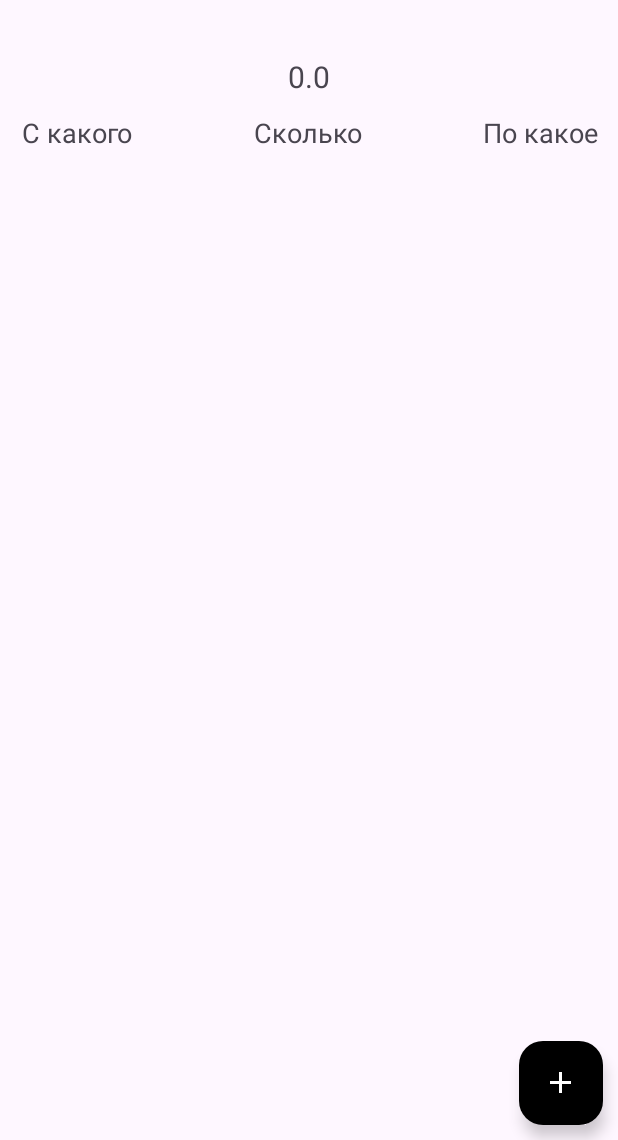
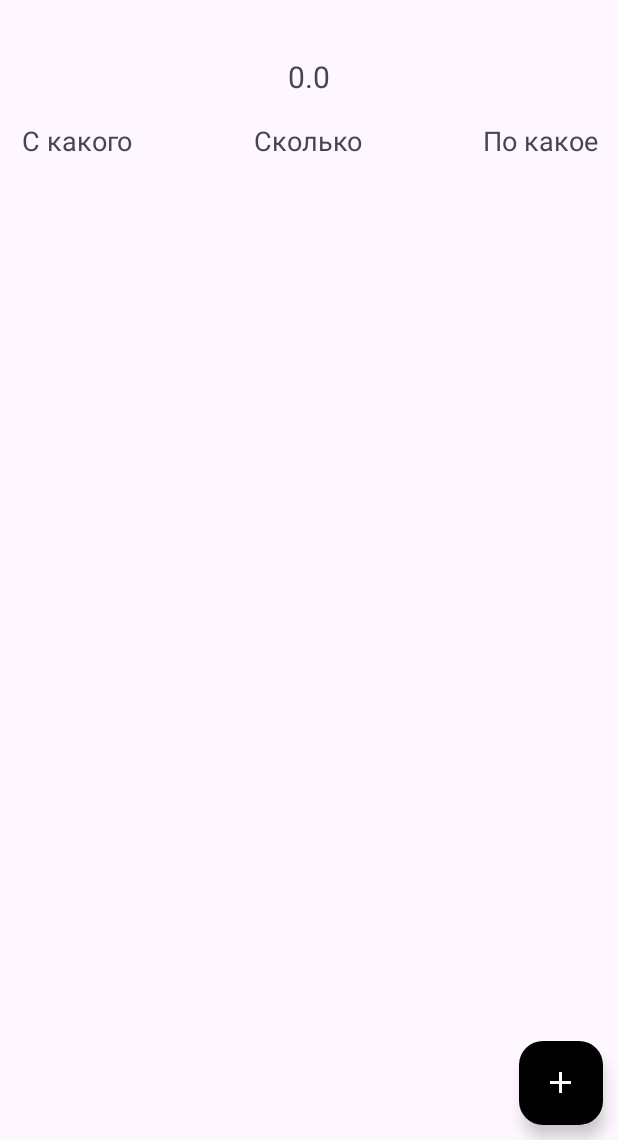
Before and after one commit to myfenix92/MoneyDebtor, an Android app: the DetailActivity screen opened directly, with no data from a screen before it, on a phone screen of 412 x 824 dp, the part 96-1236 px from its top. Run offline under Robolectric (Android 15) with nearby library versions, the phone set to English and light mode, and no system bars; 3 statements that could not run were skipped.

Commit message:
feat: change style MainActivity

```diff
--- a/app/src/main/java/com/hfad/moneydebtor/MainActivity.java
+++ b/app/src/main/java/com/hfad/moneydebtor/MainActivity.java
@@ -5,6 +5,7 @@ import androidx.appcompat.widget.Toolbar;
 import androidx.core.content.ContextCompat;
 import androidx.recyclerview.widget.LinearLayoutManager;
 import androidx.recyclerview.widget.RecyclerView;
+import androidx.recyclerview.widget.StaggeredGridLayoutManager;
 
 import android.content.Intent;
 import android.database.Cursor;
@@ -44,9 +45,11 @@ public class MainActivity extends AppCompatActivity {
             }
         };
         recyclerViewUsers = findViewById(R.id.recycler_users_list);
+        StaggeredGridLayoutManager staggeredGridLayoutManager = new StaggeredGridLayoutManager(
+                2, LinearLayoutManager.VERTICAL);
         LinearLayoutManager linearLayoutManager = new LinearLayoutManager(this,
                 LinearLayoutManager.VERTICAL, false);
-        recyclerViewUsers.setLayoutManager(linearLayoutManager);
+        recyclerViewUsers.setLayoutManager(staggeredGridLayoutManager);
         usersAdapter = new UsersAdapter(this, usersDatasetList, listener);
         db = new MoneyDebtorDBHelper(this);
         recyclerViewUsers.setAdapter(usersAdapter);
--- a/app/src/main/res/layout/activity_detail.xml
+++ b/app/src/main/res/layout/activity_detail.xml
@@ -26,7 +26,7 @@
                 android:layout_width="wrap_content"
                 android:layout_height="wrap_content"
                 android:textSize="20sp"
-                android:maxLength="50"
+                android:textAlignment="center"
                 android:padding="3dp" />
 
             <EditText
@@ -53,7 +53,7 @@
     <LinearLayout
         android:layout_width="match_parent"
         android:layout_height="wrap_content"
-        android:layout_marginTop="130dp"
+        android:layout_marginTop="135dp"
         android:orientation="horizontal">
         <TextView
             android:layout_width="0dp"
@@ -87,7 +87,7 @@
         android:id="@+id/recycler_user_list"
         android:layout_width="match_parent"
         android:layout_height="match_parent"
-        android:layout_marginTop="165dp"
+        android:layout_marginTop="170dp"
         android:layout_marginBottom="70dp"
         android:orientation="vertical"
         app:layoutManager="androidx.recyclerview.widget.LinearLayoutManager" />
```
Also changed, not shown: app/src/main/res/layout/activity_edit.xml (+7 -2 lines), app/src/main/res/layout/all_users_list.xml (+8 -5 lines).
